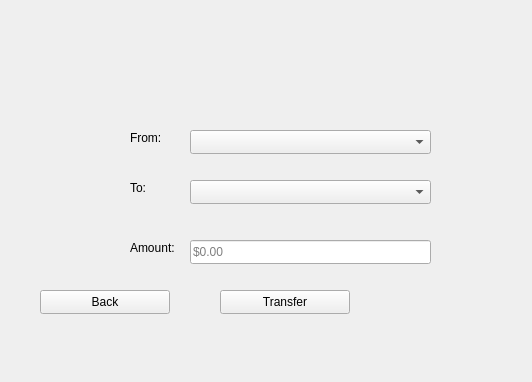
Old version of the form forms/transferwindow.ui in the repository shwaygrr/cmz-banking.
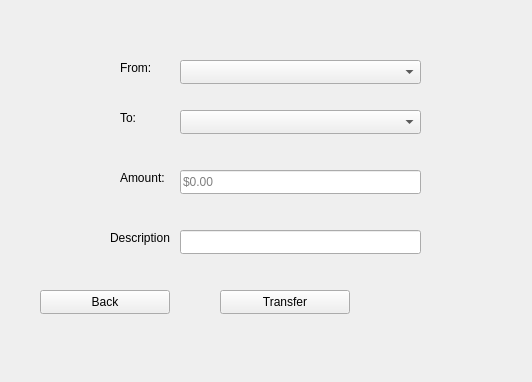
New version of the form.

```diff
--- a/forms/transferwindow.ui
+++ b/forms/transferwindow.ui
@@ -17,8 +17,8 @@
    <widget class="QLabel" name="label_to">
     <property name="geometry">
      <rect>
-      <x>130</x>
-      <y>180</y>
+      <x>120</x>
+      <y>110</y>
       <width>21</width>
       <height>16</height>
      </rect>
@@ -43,8 +43,8 @@
    <widget class="QLabel" name="label_from">
     <property name="geometry">
      <rect>
-      <x>130</x>
-      <y>130</y>
+      <x>120</x>
+      <y>60</y>
       <width>41</width>
       <height>16</height>
      </rect>
@@ -69,8 +69,8 @@
    <widget class="QComboBox" name="from">
     <property name="geometry">
      <rect>
-      <x>190</x>
-      <y>130</y>
+      <x>180</x>
+      <y>60</y>
       <width>241</width>
       <height>24</height>
      </rect>
@@ -79,8 +79,8 @@
    <widget class="QComboBox" name="to">
     <property name="geometry">
      <rect>
-      <x>190</x>
-      <y>180</y>
+      <x>180</x>
+      <y>110</y>
       <width>241</width>
       <height>24</height>
      </rect>
@@ -89,8 +89,8 @@
    <widget class="QLabel" name="label_amount">
     <property name="geometry">
      <rect>
-      <x>130</x>
-      <y>240</y>
+      <x>120</x>
+      <y>170</y>
       <width>61</width>
       <height>16</height>
      </rect>
@@ -102,8 +102,8 @@
    <widget class="QLineEdit" name="amount">
     <property name="geometry">
      <rect>
-      <x>190</x>
-      <y>240</y>
+      <x>180</x>
+      <y>170</y>
       <width>241</width>
       <height>24</height>
      </rect>
@@ -115,6 +115,35 @@
      <string>$0.00</string>
     </property>
    </widget>
+   <widget class="QLineEdit" name="description">
+    <property name="geometry">
+     <rect>
+      <x>180</x>
+      <y>230</y>
+      <width>241</width>
+      <height>24</height>
+     </rect>
+    </property>
+    <property name="text">
+     <string/>
+    </property>
+    <property name="placeholderText">
+     <string/>
+    </property>
+   </widget>
+   <widget class="QLabel" name="label_description">
+    <property name="geometry">
+     <rect>
+      <x>110</x>
+      <y>230</y>
+      <width>61</width>
+      <height>16</height>
+     </rect>
+    </property>
+    <property name="text">
+     <string>Description</string>
+    </property>
+   </widget>
   </widget>
  </widget>
  <resources/>
```
